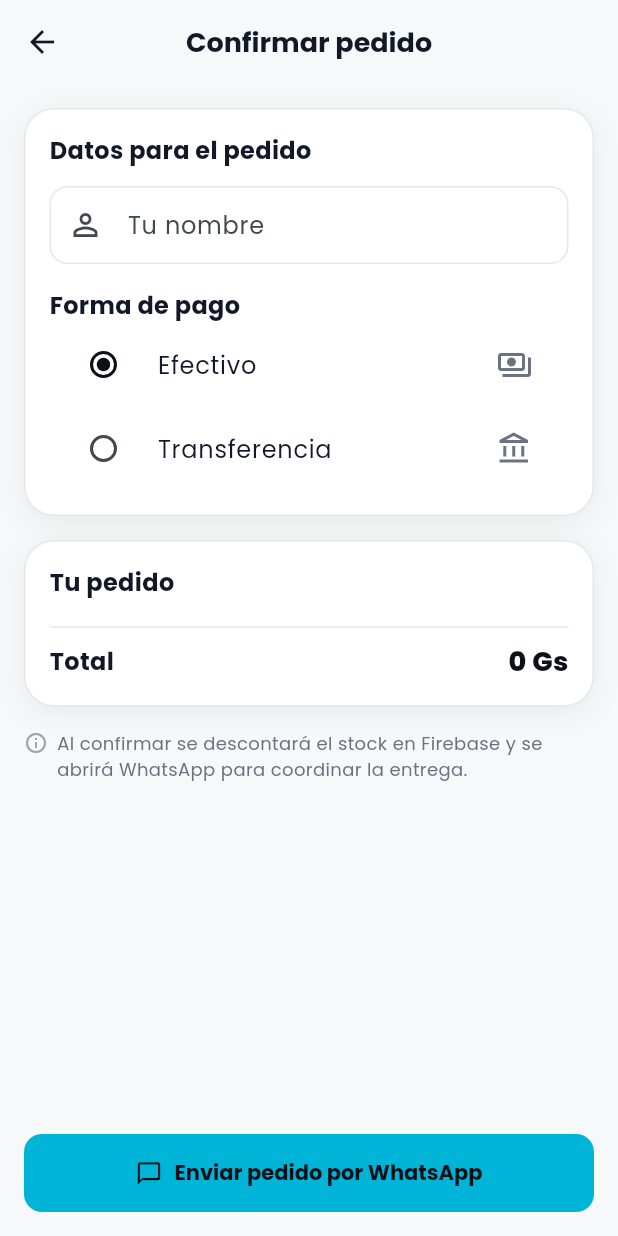
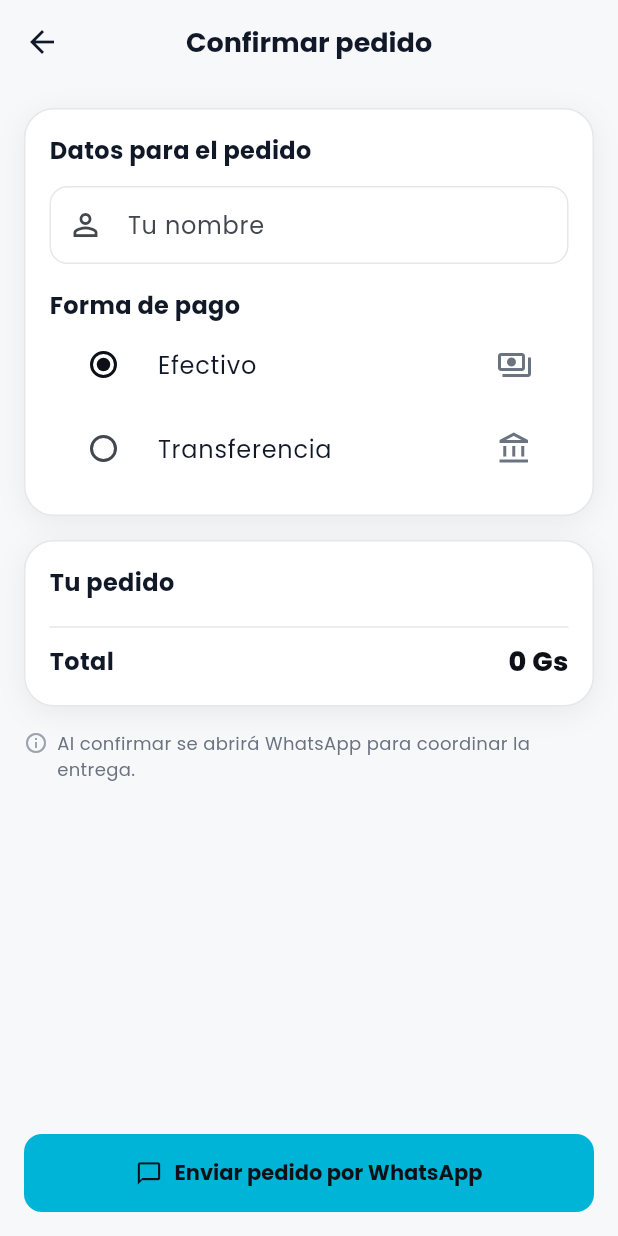
Before and after one commit to myuliza/royalll, a Flutter app: the CheckoutScreen screen opened directly, on a phone screen of 412 x 824 dp. Run offline on Flutter 3.47's test engine with Material 3 defaults, Android fonts, the phone set to English and light mode, and no system bars; our stand-ins replace cloud_firestore, firebase_auth, firebase_core, fl_chart, go_router; accounts and stored records are empty.

Commit message:
B: sacar del pedido el texto sobre el stock en Firebase (queda como nota en el panel)
Co-Authored-By: Claude Opus 5.5 <noreply@anthropic.com>

```diff
--- a/lib/screens/checkout_screen.dart
+++ b/lib/screens/checkout_screen.dart
@@ -49,7 +49,7 @@ class _CheckoutScreenState extends State<CheckoutScreen> {
                 child: CircularProgressIndicator(strokeWidth: 2, color: AppColors.azul),
               )
             : const Icon(Icons.chat_bubble_outline),
-        label: Text(_procesando ? 'Procesando stock...' : 'Enviar pedido por WhatsApp'),
+        label: Text(_procesando ? 'Procesando pedido...' : 'Enviar pedido por WhatsApp'),
         onPressed: _procesando ? null : () => _confirmarPedido(carrito),
       ),
     );
@@ -185,7 +185,7 @@ class _CheckoutScreenState extends State<CheckoutScreen> {
                             const SizedBox(width: 6),
                             Expanded(
                               child: Text(
-                                'Al confirmar se descontará el stock en Firebase y se abrirá WhatsApp para coordinar la entrega.',
+                                'Al confirmar se abrirá WhatsApp para coordinar la entrega.',
                                 style: TextStyle(fontSize: 12, color: royal.textoSecundario),
                               ),
                             ),
```
Also changed, not shown: lib/screens/empleado_dashboard_screen.dart (+14 -0 lines).
